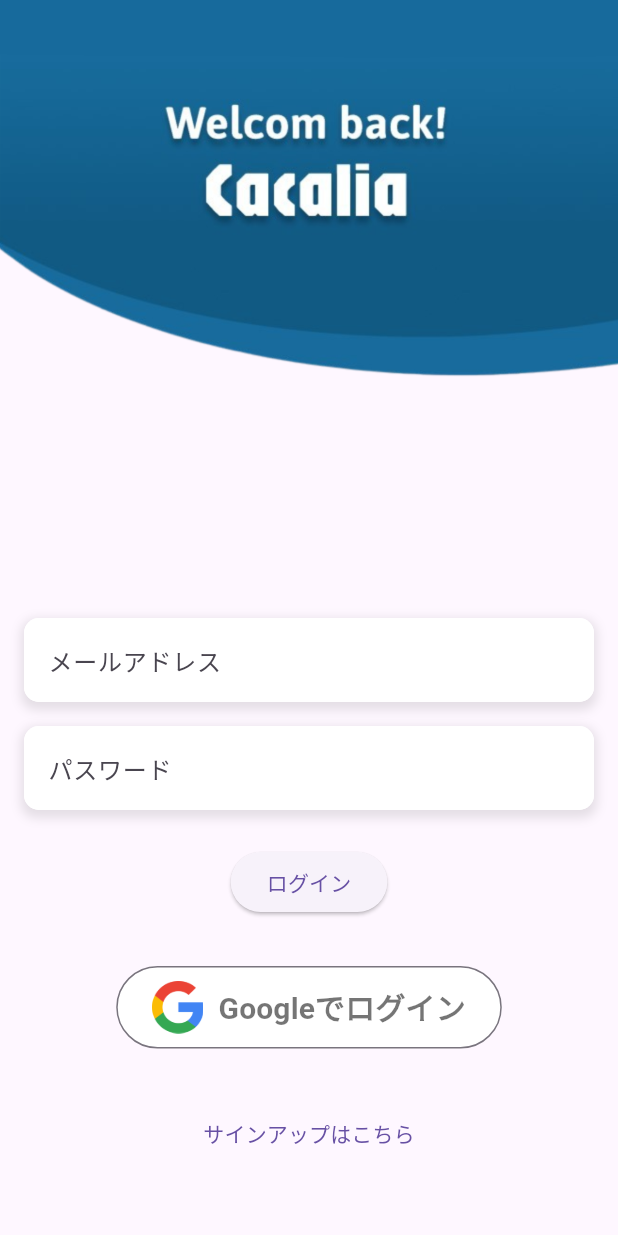
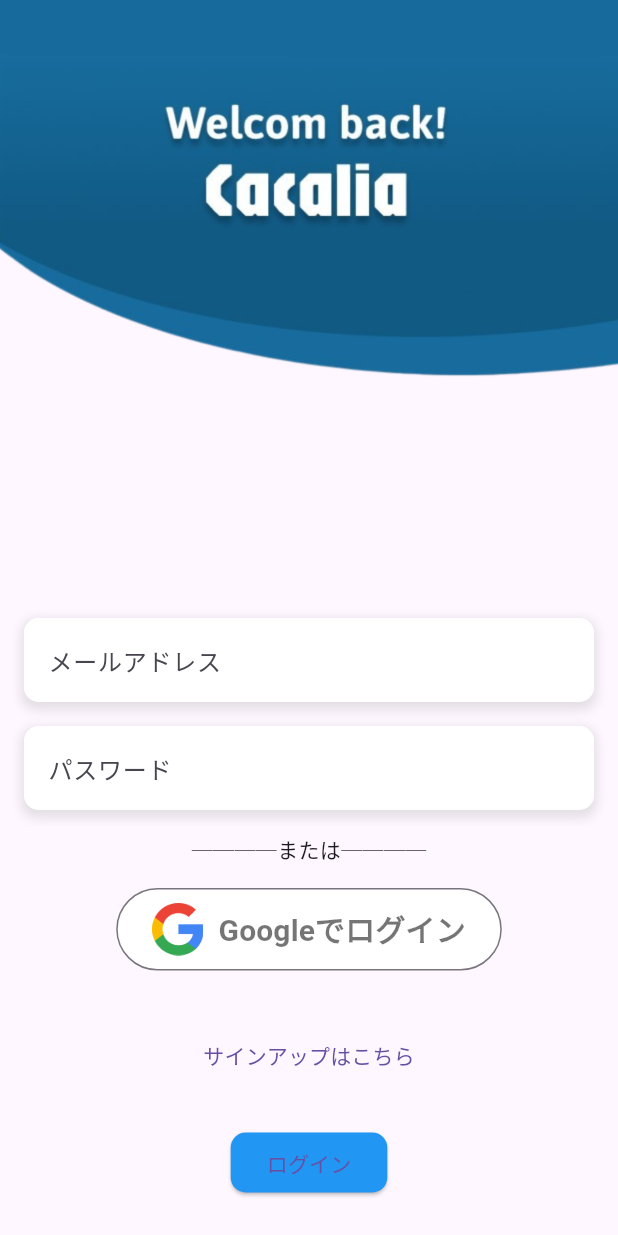
Before and after one commit to tapipipipi/Cacalia, a Flutter app: the screen it shows after launch, on a phone screen of 412 x 824 dp. Run offline on Flutter 3.47's test engine with Material 3 defaults, Android fonts, the phone set to English and light mode, and no system bars; our stand-ins replace cloud_firestore, firebase_auth, firebase_core, flutter_blue_plus, flutter_dotenv, freezed_annotation and 4 more; missing offline and left inert: ble_peripheral, shake_gesture; accounts and stored records are empty.

Commit message:
ログイン①

```diff
--- a/lib/features/login/pages/login.dart
+++ b/lib/features/login/pages/login.dart
@@ -121,8 +121,39 @@
                     },
                   ),
                 ),
+                const SizedBox(height: 16),
+                // 追加: 「────または────」のテキスト
+                const Text('────または────'),
+                const SizedBox(height: 16),
+                // Googleログインボタンの位置を移動
+                FutureBuilder(
+                  future: Authentication.initializeFirebase(context: context),
+                  builder: (context, snapshot) {
+                    if (snapshot.connectionState == ConnectionState.waiting) {
+                      return CircularProgressIndicator(); // データがまだ取得されていない場合のローディング表示
+                    } else if (snapshot.hasError) {
+                      return Text('Error initializing Firebase');
+                    } else {
+                      // データが取得された場合
+                      return GoogleSignInButton();
+                    }
+                  },
+                ),
+                const SizedBox(height: 16),
+                TextButton(
+                  onPressed: () {
+                    context.go('/signUpName');
+                  },
+                  child: const Text('サインアップはこちら'),
+                ),
                 const SizedBox(height: 24),
                 ElevatedButton(
+                  style: ElevatedButton.styleFrom(
+                    backgroundColor: Colors.blue, // ボタンの背景色を青に設定
+                    shape: RoundedRectangleBorder(
+                      borderRadius: BorderRadius.circular(10), // 角を丸くする
+                    ),
+                  ),
                   onPressed: () async {
                     print(_email);
                     print(_pass);
@@ -163,44 +194,6 @@
                   },
                   child: const Text('ログイン'),
                 ),
-                const SizedBox(height: 16),
-                // ElevatedButton(
-                //   onPressed: () {
-                //     context.go('/home');
-                //   },
-                //   style: ElevatedButton.styleFrom(
-                //     backgroundColor: Colors.grey,
-                //   ),
-                //   child: const Text('デバッグ用：ホーム画面へ'),
-                // ),
-                const SizedBox(height: 16),
-                // ElevatedButton(
-                //   onPressed: () async {
-                //     // Googleログインの処理を追加
-                //     // TODO: Googleログインの実装
-                //   },
-                //   child: const Text('Googleでログイン'),
-                // ),
-                FutureBuilder(
-                  future: Authentication.initializeFirebase(context: context),
-                  builder: (context, snapshot) {
-                    if (snapshot.connectionState == ConnectionState.waiting) {
-                      return CircularProgressIndicator(); // データがまだ取得されていない場合のローディング表示
-                    } else if (snapshot.hasError) {
-                      return Text('Error initializing Firebase');
-                    } else {
-                      // データが取得された場合
-                      return GoogleSignInButton();
-                    }
-                  },
-                ),
-                const SizedBox(height: 16),
-                TextButton(
-                  onPressed: () {
-                    context.go('/signUpName');
-                  },
-                  child: const Text('サインアップはこちら'),
-                ),
               ],
             ),
           ),
```
Also changed, not shown: assets/images/ExchangeBack.png, pubspec.lock.
